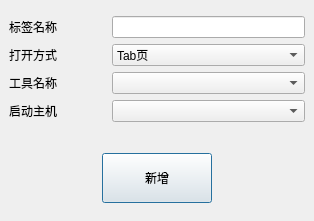
Old version of the form digitalIntegration/AddToolDialog.ui in the repository jiaqingguo/DI.
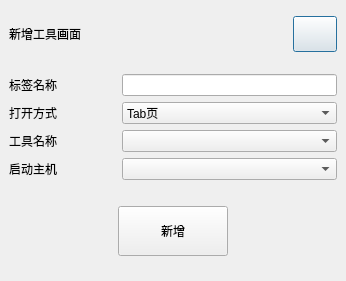
New version of the form.

What changed in the file:
```diff
--- a/digitalIntegration/AddToolDialog.ui
+++ b/digitalIntegration/AddToolDialog.ui
@@ -6,8 +6,8 @@
    <rect>
     <x>0</x>
     <y>0</y>
-    <width>314</width>
-    <height>221</height>
+    <width>346</width>
+    <height>281</height>
    </rect>
   </property>
   <property name="windowTitle">
@@ -23,9 +23,63 @@
    <property name="rightMargin">
     <number>0</number>
    </property>
-   <property name="bottomMargin">
-    <number>0</number>
-   </property>
+   <item>
+    <widget class="QWidget" name="widget" native="true">
+     <property name="maximumSize">
+      <size>
+       <width>16777215</width>
+       <height>55</height>
+      </size>
+     </property>
+     <layout class="QHBoxLayout" name="horizontalLayout_2">
+      <property name="topMargin">
+       <number>9</number>
+      </property>
+      <property name="bottomMargin">
+       <number>0</number>
+      </property>
+      <item>
+       <widget class="QLabel" name="labelADDTOOL">
+        <property name="text">
+         <string>新增工具画面</string>
+        </property>
+       </widget>
+      </item>
+      <item>
+       <spacer name="horizontalSpacer_3">
+        <property name="orientation">
+         <enum>Qt::Horizontal</enum>
+        </property>
+        <property name="sizeHint" stdset="0">
+         <size>
+          <width>197</width>
+          <height>20</height>
+         </size>
+        </property>
+       </spacer>
+      </item>
+      <item>
+       <widget class="QPushButton" name="btnADDTOOLClose">
+        <property name="minimumSize">
+         <size>
+          <width>44</width>
+          <height>36</height>
+         </size>
+        </property>
+        <property name="maximumSize">
+         <size>
+          <width>44</width>
+          <height>36</height>
+         </size>
+        </property>
+        <property name="text">
+         <string/>
+        </property>
+       </widget>
+      </item>
+     </layout>
+    </widget>
+   </item>
    <item>
     <layout class="QGridLayout" name="gridLayout">
      <property name="leftMargin">
```
